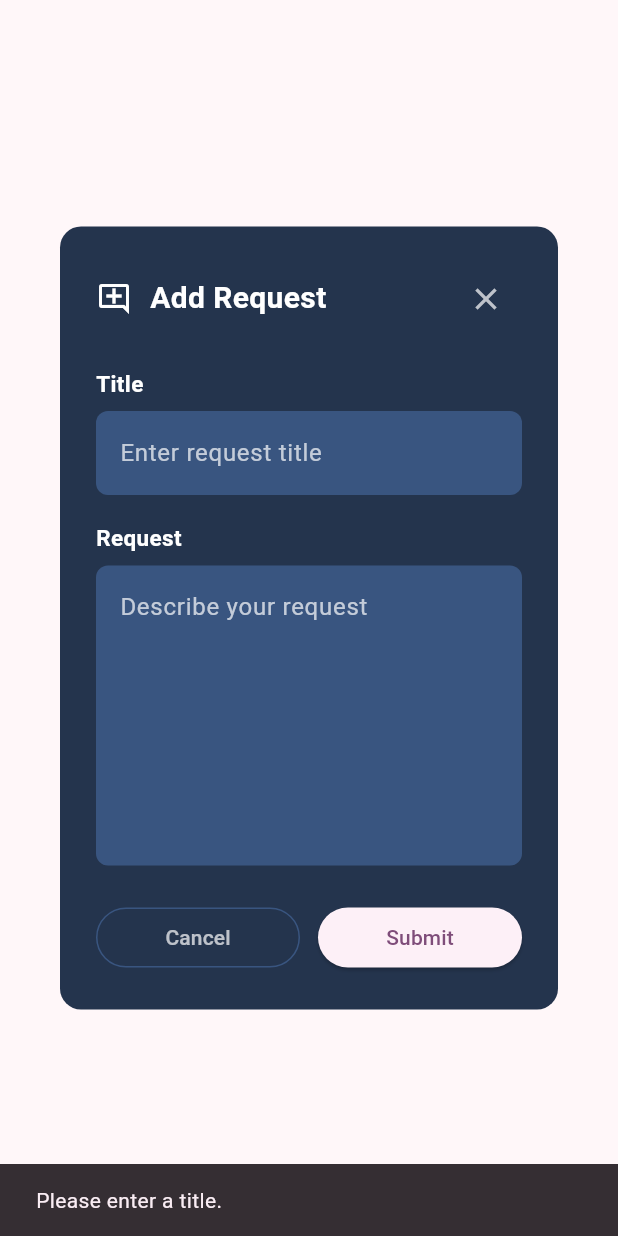
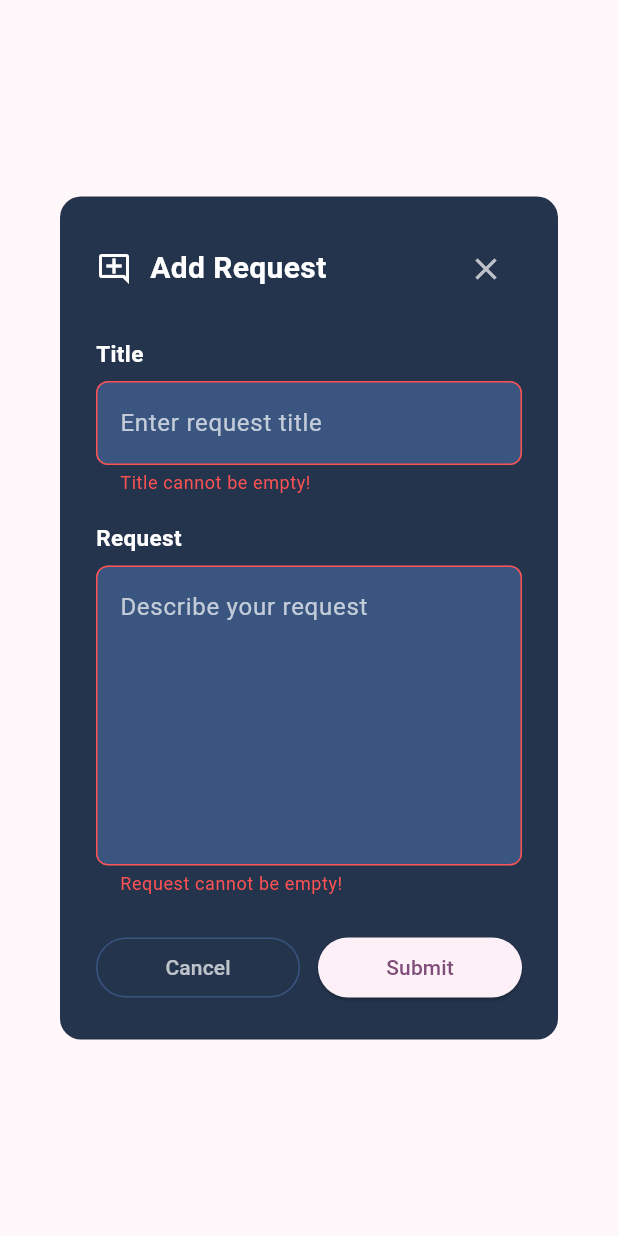
Before and after one commit to Hebaccio/AnirayFrontend, a Flutter app: the RequestAddDialog widget shown alone on an empty page, opened directly, after a tap on "Submit", on a phone screen of 412 x 824 dp. Run offline on Flutter 3.47's test engine with Material 3 defaults, Android fonts, the phone set to English and light mode, and no system bars; our stand-ins replace flutter_html, flutter_secure_storage, jwt_decoder; missing offline and left inert: window_manager; accounts and stored records are empty; network calls fail.

Commit message:
add: Validation on Add Request Form

```diff
--- a/aniray_mobile/lib/screens/dashboard_screens/dashboard_requests_screen.dart
+++ b/aniray_mobile/lib/screens/dashboard_screens/dashboard_requests_screen.dart
@@ -1,6 +1,7 @@
 import 'package:flutter/material.dart';
 
 import '../../helpers/app_colors.dart';
+import '../../helpers/validation_helper.dart';
 import '../../providers/entity_providers/request_provider.dart';
 import '../../requests_and_models/entity_r&m/request/request_models.dart';
 import '../../requests_and_models/helper_r&m/api_result_helpers/api_result.dart';
@@ -822,6 +823,12 @@ class RequestAddDialog extends StatefulWidget {
 
 class _RequestAddDialogState extends State<RequestAddDialog> {
   // ---------------------------------------------------------------------------
+  // FORM
+  // ---------------------------------------------------------------------------
+
+  final GlobalKey<FormState> _formKey = GlobalKey<FormState>();
+
+  // ---------------------------------------------------------------------------
   // CONTROLLERS
   // ---------------------------------------------------------------------------
 
@@ -862,6 +869,8 @@ class _RequestAddDialogState extends State<RequestAddDialog> {
         constraints: const BoxConstraints(maxWidth: 500, maxHeight: 600),
         child: Padding(
           padding: const EdgeInsets.all(24),
+          child: Form(
+            key: _formKey,
             child: Column(
               mainAxisSize: MainAxisSize.min,
               children: [
@@ -879,6 +888,15 @@ class _RequestAddDialogState extends State<RequestAddDialog> {
                           label: 'Title',
                           hint: 'Enter request title',
                           maxLines: 1,
+                          validator: (value) {
+                            return ValidationHelper.validateStringLength(
+                              value: value,
+                              minLength: 20,
+                              maxLength: 200,
+                              attributeName: 'Title',
+                              nullsAllowed: false,
+                            );
+                          },
                         ),
 
                         const SizedBox(height: 18),
@@ -888,6 +906,15 @@ class _RequestAddDialogState extends State<RequestAddDialog> {
                           label: 'Request',
                           hint: 'Describe your request',
                           maxLines: 7,
+                          validator: (value) {
+                            return ValidationHelper.validateStringLength(
+                              value: value,
+                              minLength: 20,
+                              maxLength: 1000,
+                              attributeName: 'Request',
+                              nullsAllowed: false,
+                            );
+                          },
                         ),
                       ],
                     ),
@@ -898,6 +925,7 @@ class _RequestAddDialogState extends State<RequestAddDialog> {
 
                 _buildActions(),
               ],
+            ),
           ),
         ),
       ),
@@ -949,6 +977,7 @@ class _RequestAddDialogState extends State<RequestAddDialog> {
     required String label,
     required String hint,
     required int maxLines,
+    required String? Function(String?) validator,
   }) {
     return Column(
       crossAxisAlignment: CrossAxisAlignment.start,
@@ -964,18 +993,49 @@ class _RequestAddDialogState extends State<RequestAddDialog> {
 
         const SizedBox(height: 8),
 
-        TextField(
+        TextFormField(
           controller: controller,
           maxLines: maxLines,
+          validator: validator,
           style: const TextStyle(color: AppColors.textPrimary),
           decoration: InputDecoration(
             hintText: hint,
             hintStyle: const TextStyle(color: AppColors.textSecondary),
             filled: true,
             fillColor: AppColors.backgroundTertiary,
+            errorStyle: const TextStyle(
+              color: AppColors.textError,
+              fontSize: 12,
+            ),
+            errorMaxLines: 5,
             border: OutlineInputBorder(
               borderRadius: BorderRadius.circular(8),
               borderSide: BorderSide.none,
+            ),
+            enabledBorder: OutlineInputBorder(
+              borderRadius: BorderRadius.circular(8),
+              borderSide: BorderSide.none,
+            ),
+            focusedBorder: OutlineInputBorder(
+              borderRadius: BorderRadius.circular(8),
+              borderSide: const BorderSide(
+                color: AppColors.textPrimary,
+                width: 1,
+              ),
+            ),
+            errorBorder: OutlineInputBorder(
+              borderRadius: BorderRadius.circular(8),
+              borderSide: const BorderSide(
+                color: AppColors.textError,
+                width: 1,
+              ),
+            ),
+            focusedErrorBorder: OutlineInputBorder(
+              borderRadius: BorderRadius.circular(8),
+              borderSide: const BorderSide(
+                color: AppColors.textError,
+                width: 1,
+              ),
             ),
           ),
         ),
@@ -1020,27 +1080,17 @@ class _RequestAddDialogState extends State<RequestAddDialog> {
   // ---------------------------------------------------------------------------
 
   void _submit() {
+    final bool isValid = _formKey.currentState?.validate() ?? false;
+
+    if (!isValid) {
+      return;
+    }
+
     final String title = _titleController.text.trim();
 
     final String text = _textController.text.trim();
 
-    if (title.isEmpty) {
-      _showValidationMessage('Please enter a title.');
-      return;
-    }
-
-    if (text.isEmpty) {
-      _showValidationMessage('Please enter your request.');
-      return;
-    }
-
     Navigator.of(context).pop(RequestAddResult(title: title, text: text));
-  }
-
-  void _showValidationMessage(String message) {
-    ScaffoldMessenger.of(
-      context,
-    ).showSnackBar(SnackBar(content: Text(message)));
   }
 }
 
```
Also changed, not shown: 1 other file. Lines whose indentation alone changed are shown as unchanged.
